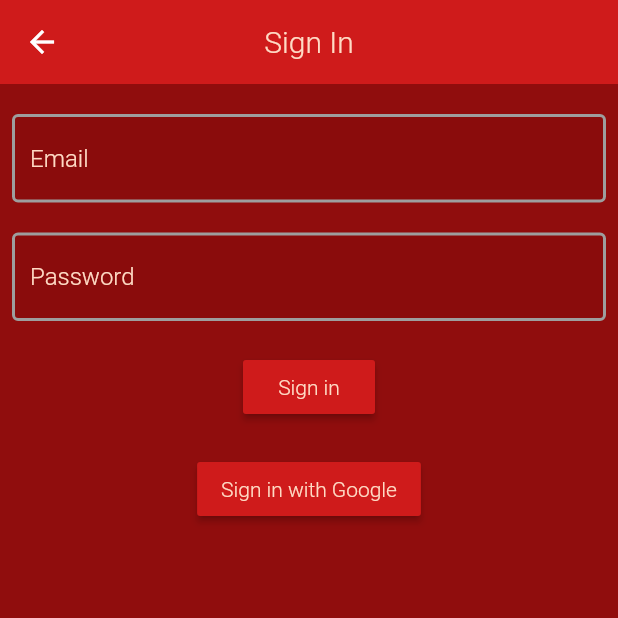
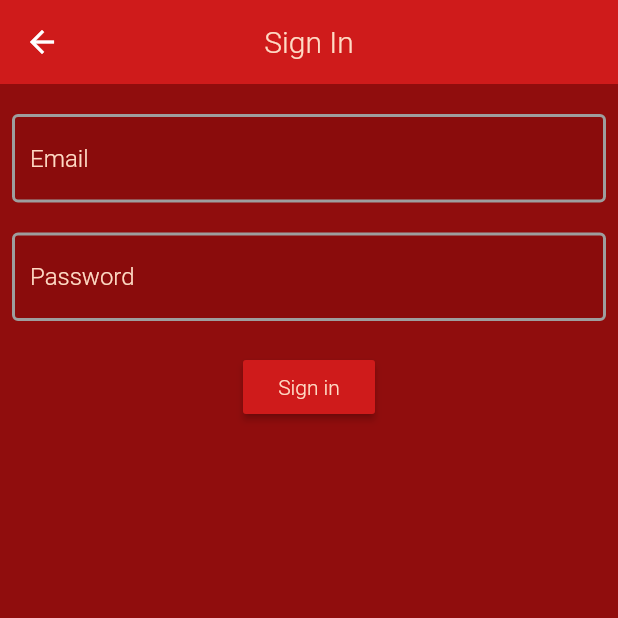
Before and after one commit to Chokolite/test_flutter_app_with_firebase, a Flutter app: the Email screen opened directly, on a phone screen of 412 x 824 dp, the top half of it. Run offline on Flutter 3.47's test engine with Material 2 defaults, Android fonts, the phone set to English and light mode, and no system bars; our stand-ins replace cloud_firestore, firebase_auth, firebase_core, firebase_storage, google_sign_in, image_picker; accounts and stored records are empty.

Commit message:
fix fontSize in product details an something

```diff
--- a/lib/main.dart
+++ b/lib/main.dart
@@ -4,8 +4,7 @@ import 'package:my_flutter_app_with_firebase/screens/Wrapper.dart';
 import 'package:my_flutter_app_with_firebase/services/AuthService.dart';
 import 'package:my_flutter_app_with_firebase/shared/Constants.dart';
 import 'package:provider/provider.dart';
-
-import 'model/UserData.dart';
+import 'package:my_flutter_app_with_firebase/model/UserData.dart';
 
 void main() async {
   WidgetsFlutterBinding.ensureInitialized();
--- a/lib/screens/authenticate/Authenticate.dart
+++ b/lib/screens/authenticate/Authenticate.dart
@@ -1,6 +1,6 @@
 import 'package:flutter/material.dart';
 import 'package:my_flutter_app_with_firebase/screens/authenticate/Register.dart';
-import 'package:my_flutter_app_with_firebase/screens/authenticate/SignIn.dart';
+import 'package:my_flutter_app_with_firebase/screens/authenticate/signIn/SignIn.dart';
 
 class Authenticate extends StatefulWidget {
   @override
--- a/lib/screens/authenticate/Email.dart
+++ b/lib/screens/authenticate/Email.dart
@@ -61,13 +61,6 @@ class _EmailState extends State<Email> {
                 color: buttonColor,
               ),
               SizedBox(height: 20.0),
-              RaisedButton(
-                child: Text("Sign in with Google", style: textColor,),
-                onPressed: () {
-                  _auth.signInWithGoogle();
-                },
-                color: buttonColor,
-              ),
               Text(
                 _error,
                 style: TextStyle(
--- a/lib/screens/authenticate/SignIn.dart
+++ b/lib/screens/authenticate/signIn/SignIn.dart
@@ -1,7 +1,7 @@
 import 'package:flutter/material.dart';
 import 'package:my_flutter_app_with_firebase/screens/authenticate/Register.dart';
+import 'package:my_flutter_app_with_firebase/screens/authenticate/signIn/SignIn_Provider.dart';
 import 'package:my_flutter_app_with_firebase/shared/Constants.dart';
-import 'package:my_flutter_app_with_firebase/screens/authenticate/SignIn_Provider.dart';
 import 'package:my_flutter_app_with_firebase/screens/authenticate/Email.dart';
 
 class SignIn extends StatelessWidget {
--- a/lib/screens/shop/MyList.dart
+++ b/lib/screens/shop/MyList.dart
@@ -39,8 +39,8 @@ class _MyListState extends State<MyList> {
                                     )));
                       },
                       leading: Image.network(_items[index].imageLink),
-                      title: Text(_items[index].name),
-                      subtitle: Text(_items[index].model),
+                      title: Text(_items[index].name, style: textColor,),
+                      subtitle: Text(_items[index].model, style: textColor,),
                     ),
                   ),
                 );
--- a/lib/screens/shop/ProductDetails.dart
+++ b/lib/screens/shop/ProductDetails.dart
@@ -30,12 +30,12 @@ class _ProductDetailsState extends State<ProductDetails> {
                 Text(
                   "model: ${widget.item.model}",
                   style: textColor.copyWith(
-                      fontWeight: FontWeight.w400, fontSize: 50),
+                      fontWeight: FontWeight.w300, fontSize: 35),
                 ),
                 Text(
                   "color: ${widget.item.color}",
                   style: textColor.copyWith(
-                      fontWeight: FontWeight.w400, fontSize: 50),
+                      fontWeight: FontWeight.w300, fontSize: 35),
                 ),
               ]),
         ));
```
Also changed, not shown: lib/screens/authenticate/signIn/SignIn_Provider.dart (renamed from lib/screens/authenticate/SignIn_Provider.dart).
